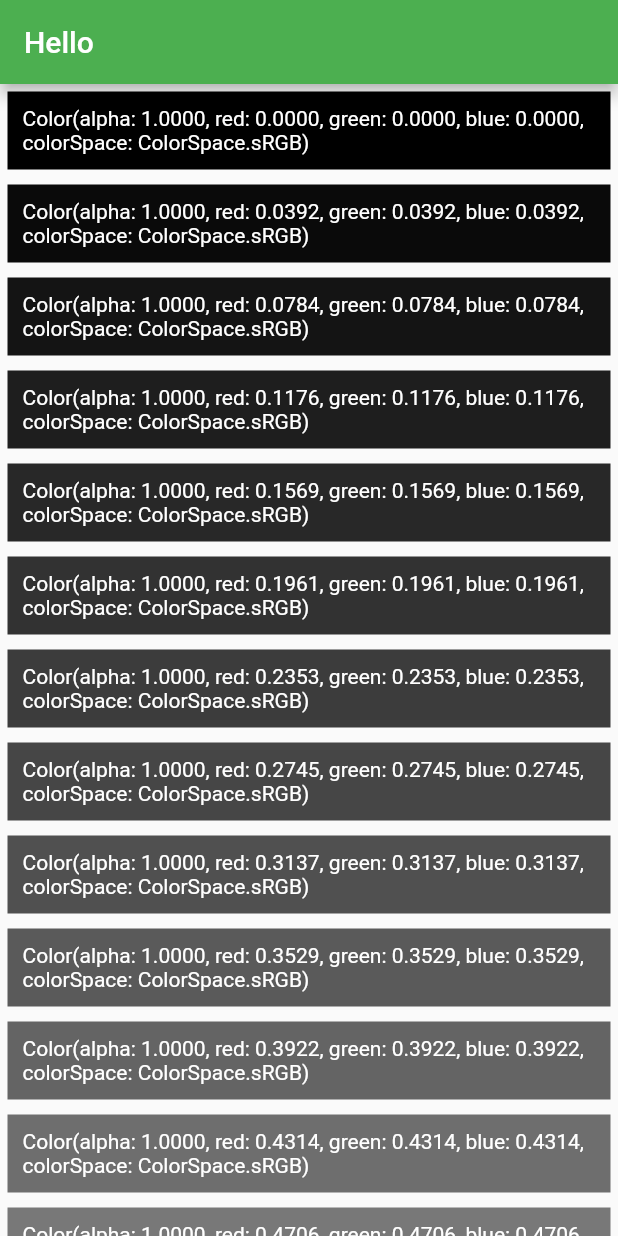
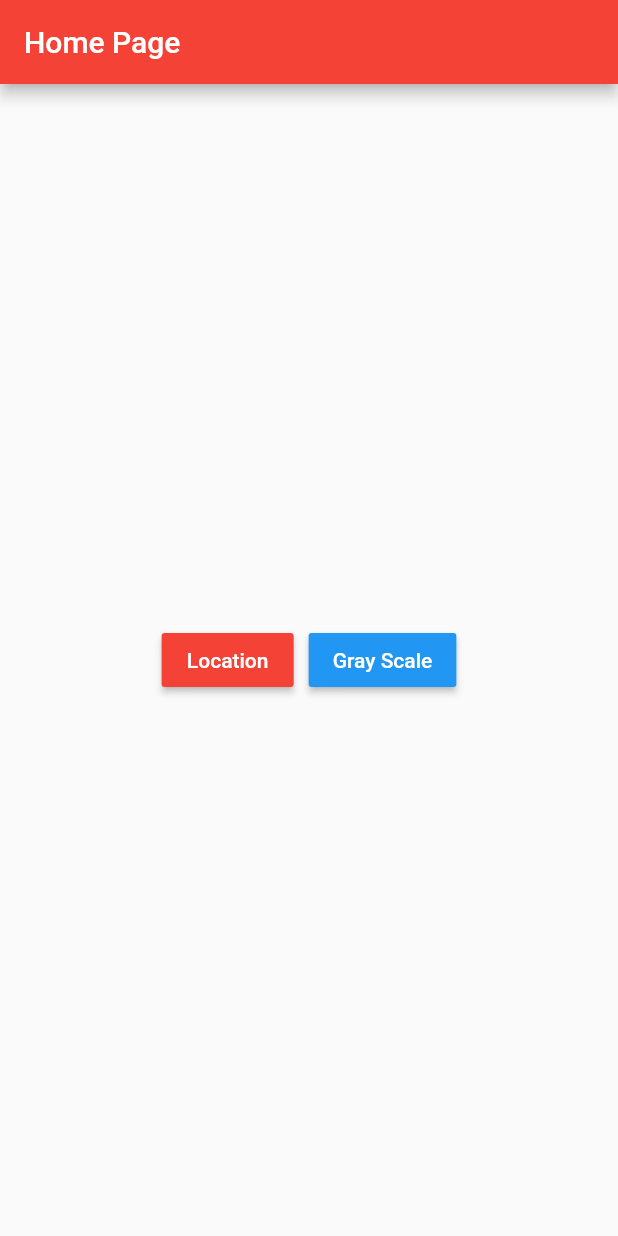
Before and after one commit to chungquantin/dart-tutorial, a Flutter app: the screen it shows after launch, on a phone screen of 412 x 824 dp. Run offline on Flutter 3.47's test engine with Material 2 defaults, Android fonts, the phone set to English and light mode, and no system bars.

Commit message:
add reusable component

```diff
--- a/hello_world/lib/main.dart
+++ b/hello_world/lib/main.dart
@@ -1,4 +1,6 @@
 import 'package:flutter/material.dart';
+import 'package:hello_world/screens/components/MyButton/MyButton.dart';
+import 'package:hello_world/screens/gray_scale/gray_scale.dart';
 import 'package:hello_world/screens/location_detail/location_detail.dart';
 
 void main() {
@@ -14,7 +16,46 @@ class MyApp extends StatelessWidget {
       theme: ThemeData(
         primarySwatch: Colors.green,
       ),
-      home: LocationDetail(),
+      home: HomeScreen(),
+      routes: {
+        '/location-detail': (context) => LocationDetail(),
+        '/gray-scale': (context) => GrayScale(),
+      },
     );
   }
 }
+
+class HomeScreen extends StatelessWidget {
+  const HomeScreen({Key key}) : super(key: key);
+
+  @override
+  Widget build(BuildContext context) {
+    return Scaffold(
+      appBar: AppBar(
+        title: Text("Home Page"),
+        backgroundColor: Colors.red,
+      ),
+      body: Center(
+        child: Row(
+          mainAxisAlignment: MainAxisAlignment.center,
+          children: [
+            MyButton(
+                color: Colors.red,
+                text: "Location",
+                textColor: Colors.white,
+                onPressEvent: () => {
+                  print("Location Button Clicked!")
+                }),
+            MyButton(
+                color: Colors.blue,
+                text: "Gray Scale",
+                textColor: Colors.white,
+                onPressEvent: () => {
+                  print("Gray Scale Button Clicked!")
+                })
+          ],
+        ),
+      ),
+    );
+  }
+}
--- /dev/null
+++ b/hello_world/lib/screens/components/MyButton/MyButton.dart
@@ -0,0 +1,27 @@
+import 'package:flutter/cupertino.dart';
+import 'package:flutter/material.dart';
+
+class MyButton extends StatelessWidget {
+  final Color color;
+  final String text;
+  final Color textColor;
+  final Function onPressEvent;
+
+  MyButton(
+      {@required this.color,
+      @required this.text,
+      @required this.textColor,
+      @required this.onPressEvent});
+
+  @override
+  Widget build(BuildContext context) {
+    return Container(
+      margin: EdgeInsets.all(5),
+      child: RaisedButton(
+          onPressed: this.onPressEvent,
+          textColor: this.textColor,
+          color: this.color,
+          child: Text(this.text)),
+    );
+  }
+}
--- /dev/null
+++ b/hello_world/lib/screens/gray_scale/gray_scale.dart
@@ -0,0 +1,31 @@
+import 'package:flutter/material.dart';
+import 'package:hello_world/screens/location_detail/text_section.dart';
+
+class GrayScale extends StatelessWidget {
+  GrayScale({Key key}) : super(key: key);
+  List<TextSection> generateSection() {
+    List<TextSection> textSections = [];
+    for (var i = 0; i < 50; i++) {
+      dynamic color = Color.fromRGBO(10 * i, 10 * i, 10 * i, 1);
+      textSections.add(
+          TextSection(color, "$color"));
+    }
+    return textSections;
+  }
+
+  @override
+  Widget build(BuildContext context) {
+    return Scaffold(
+      appBar: AppBar(
+        title: Text("Gray Scale"),
+      ),
+      body: SingleChildScrollView(
+        child: Column(
+          mainAxisAlignment: MainAxisAlignment.start,
+          crossAxisAlignment: CrossAxisAlignment.stretch,
+          children: this.generateSection(),
+        ),
+      ),
+    );
+  }
+}
--- a/hello_world/lib/screens/location_detail/location_detail.dart
+++ b/hello_world/lib/screens/location_detail/location_detail.dart
@@ -3,15 +3,6 @@ import 'package:hello_world/screens/location_detail/text_section.dart';
 
 class LocationDetail extends StatelessWidget {
   LocationDetail({Key key}) : super(key: key);
-  List<TextSection> generateSection() {
-    List<TextSection> textSections = [];
-    for (var i = 0; i < 50; i++) {
-      dynamic color = Color.fromRGBO(10 * i, 10 * i, 10 * i, 1);
-      textSections.add(
-          TextSection(color, "$color"));
-    }
-    return textSections;
-  }
 
   @override
   Widget build(BuildContext context) {
@@ -23,7 +14,11 @@ class LocationDetail extends StatelessWidget {
         child: Column(
           mainAxisAlignment: MainAxisAlignment.start,
           crossAxisAlignment: CrossAxisAlignment.stretch,
-          children: this.generateSection(),
+          children: [
+            TextSection(Colors.red, "Child 1"),
+            TextSection(Colors.blue, "Child 2"),
+            TextSection(Colors.green, "Child 3"),
+          ],
         ),
       ),
     );
```
